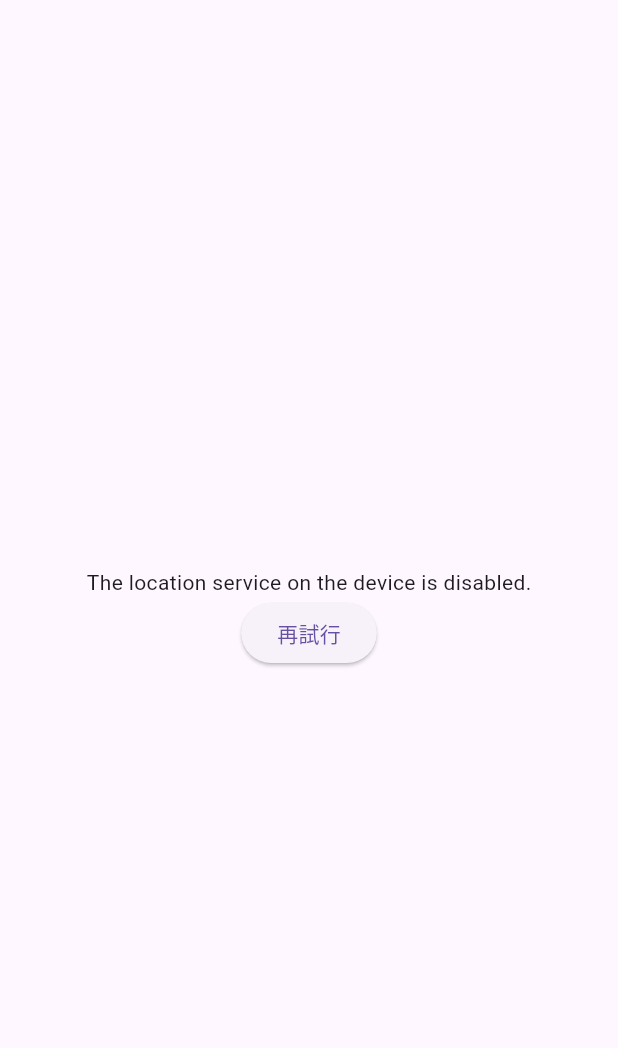
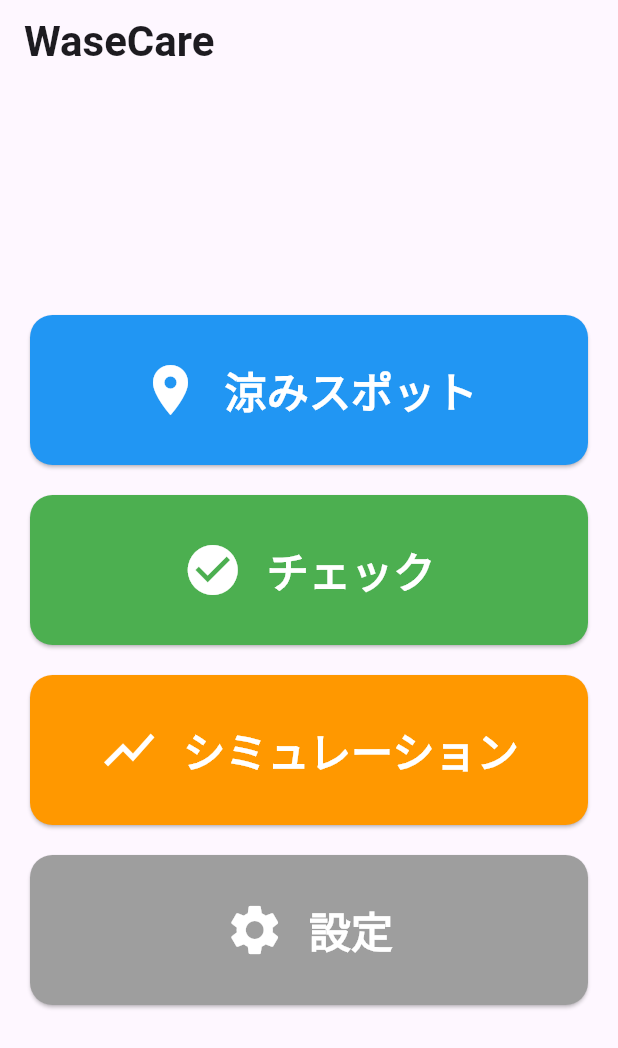
Before and after one commit to YuriYoshid/wasecare, a Flutter app: the screen it shows after launch, on a phone screen of 412 x 824 dp. Shown: the top 1048 px of the screen. Run offline on Flutter 3.47's test engine with Material 3 defaults, Android fonts, the phone set to English and light mode, and no system bars; our stand-ins replace camera, flutter_map, geolocator, latlong2; missing offline and left inert: torch_light.

```diff
--- a/lib/main.dart
+++ b/lib/main.dart
@@ -1,7 +1,9 @@
 import 'package:flutter/material.dart';
+import 'package:wasecare/screens/HeartRateScreen.dart';
 import 'screens/cool_spot_map_screen.dart';
 
 void main() {
+  WidgetsFlutterBinding.ensureInitialized();
   runApp(const MyApp());
 }
 
@@ -11,12 +13,131 @@ class MyApp extends StatelessWidget {
   @override
   Widget build(BuildContext context) {
     return MaterialApp(
-      title: '涼スポットマップ',
+      title: 'WaseCare',
       theme: ThemeData(
         primarySwatch: Colors.blue,
         useMaterial3: true,
+        textTheme: const TextTheme(
+          bodyLarge: TextStyle(fontSize: 24), // 大きめのテキストサイズ
+          bodyMedium: TextStyle(fontSize: 20),
+        ),
       ),
-      home: const CoolSpotMapScreen(),
+      home: const MainMenuScreen(),
     );
   }
 }
+
+class MainMenuScreen extends StatelessWidget {
+  const MainMenuScreen({super.key});
+
+  @override
+  Widget build(BuildContext context) {
+    return Scaffold(
+      appBar: AppBar(
+        title: const Text(
+          'WaseCare',
+          style: TextStyle(fontSize: 28, fontWeight: FontWeight.bold),
+        ),
+      ),
+      body: SafeArea(
+        child: Padding(
+          padding: const EdgeInsets.all(20.0),
+          child: Column(
+            mainAxisAlignment: MainAxisAlignment.center,
+            children: [
+              MenuButton(
+                icon: Icons.place,
+                label: '涼みスポット',
+                color: Colors.blue,
+                onTap: () {
+                  Navigator.push(
+                    context,
+                    MaterialPageRoute(builder: (context) => const CoolSpotMapScreen()),
+                  );
+                },
+              ),
+              const SizedBox(height: 20),
+              MenuButton(
+                icon: Icons.check_circle,
+                label: 'チェック',
+                color: Colors.green,
+                onTap: () {
+                  Navigator.push(
+                    context,
+                    MaterialPageRoute(builder: (context) => const HeartRateScreen()),
+                  );
+                },
+              ),
+              const SizedBox(height: 20),
+              MenuButton(
+                icon: Icons.show_chart,
+                label: 'シミュレーション',
+                color: Colors.orange,
+                onTap: () {
+                  // シミュレーション画面への遷移
+                },
+              ),
+              const SizedBox(height: 20),
+              MenuButton(
+                icon: Icons.settings,
+                label: '設定',
+                color: Colors.grey,
+                onTap: () {
+                  // 設定画面への遷移
+                },
+              ),
+            ],
+          ),
+        ),
+      ),
+    );
+  }
+}
+
+class MenuButton extends StatelessWidget {
+  final IconData icon;
+  final String label;
+  final Color color;
+  final VoidCallback onTap;
+
+  const MenuButton({
+    super.key,
+    required this.icon,
+    required this.label,
+    required this.color,
+    required this.onTap,
+  });
+
+  @override
+  Widget build(BuildContext context) {
+    return SizedBox(
+      width: double.infinity,
+      height: 100,
+      child: ElevatedButton(
+        onPressed: onTap,
+        style: ElevatedButton.styleFrom(
+          backgroundColor: color,
+          foregroundColor: Colors.white,
+          shape: RoundedRectangleBorder(
+            borderRadius: BorderRadius.circular(15),
+          ),
+          padding: const EdgeInsets.all(16),
+        ),
+        child: Row(
+          mainAxisAlignment: MainAxisAlignment.center,
+          children: [
+            Icon(icon, size: 40),
+            const SizedBox(width: 16),
+            Text(
+              label,
+              style: const TextStyle(
+                fontSize: 28,
+                fontWeight: FontWeight.bold,
+              ),
+            ),
+          ],
+        ),
+      ),
+    );
+  }
+}
--- a/pubspec.yaml
+++ b/pubspec.yaml
@@ -39,6 +39,11 @@ dependencies:
   latlong2: ^0.9.1
   flutter_map: ^7.0.2
   http: ^1.2.2
+  camera: ^0.11.0+2
+  torch_light: ^1.1.0
+  image: ^4.5.2
+  scidart: ^0.0.2-dev.12
+  web_socket_channel: ^3.0.1
 
 
 dev_dependencies:
```
Also changed, not shown: lib/screens/HeartRateScreen.dart (added, +261 -0 lines), lib/services/heart_rate_service.dart (added, +109 -0 lines), pubspec.lock, 2 other files.
